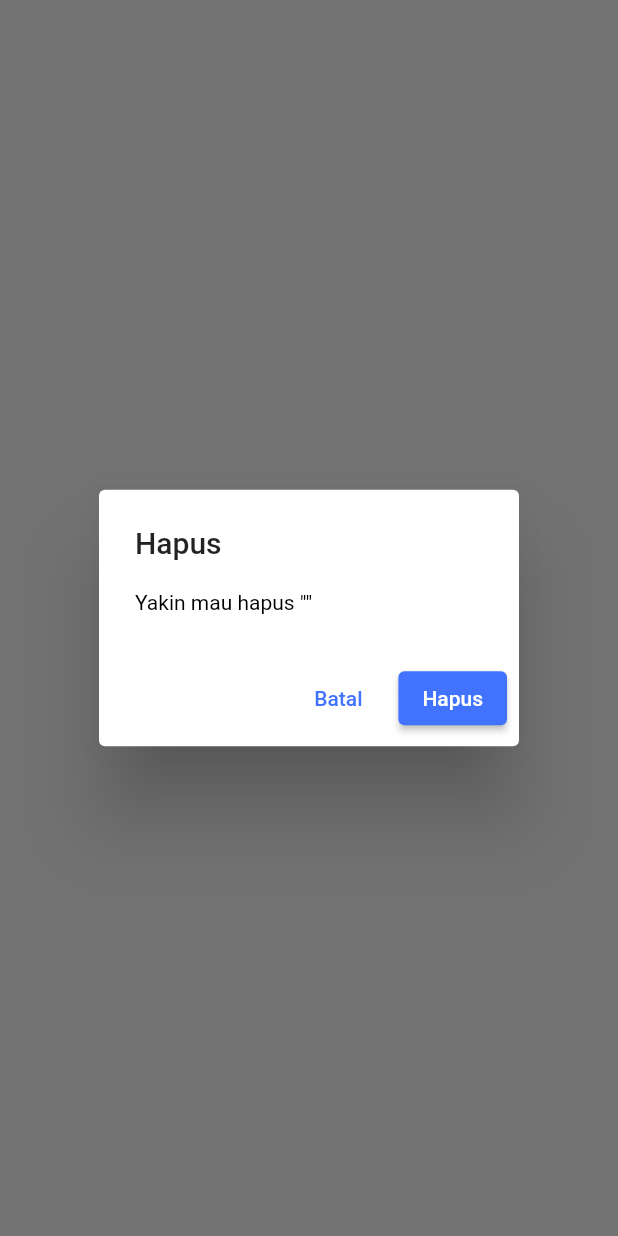
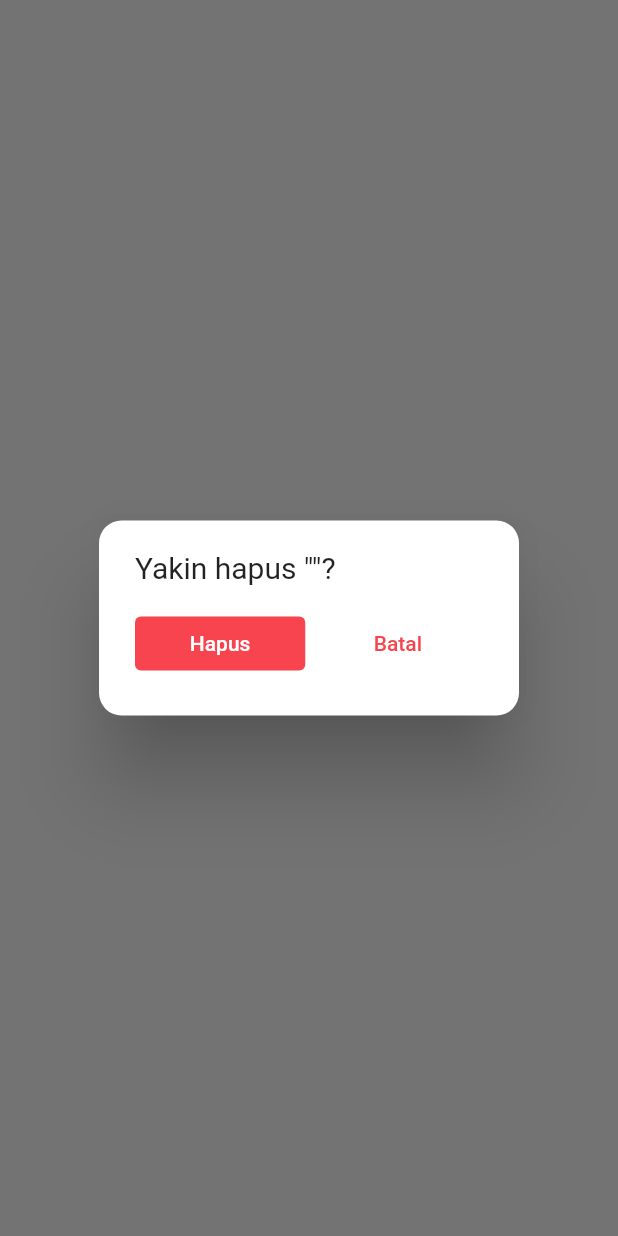
Before and after one commit to Imronarrosid/aplikasi_pembayaran_kas, a Flutter app: what deleteDialog() shows on an empty page, opened directly with empty values, on a phone screen of 412 x 824 dp. Run offline on Flutter 3.47's test engine with Material 2 defaults, Android fonts, the phone set to English and light mode, and no system bars; our stand-ins replace entry, flutter_bounceable, flutter_local_notifications, hive, hive_flutter, iconly and 1 more; accounts and stored records are empty.

Commit message:
change icon

```diff
--- a/lib/view/person.dart
+++ b/lib/view/person.dart
@@ -390,13 +390,13 @@ class _PersonPageState extends State<PersonPage> {
                                                                   .primaryColor
                                                                   .withOpacity(
                                                                       0.2)),
-                                                          child: Icon(
-                                                            IconlyBroken
-                                                                .arrow_down_3,
-                                                            color: Theme.of(
-                                                                    context)
-                                                                .primaryColor,
-                                                          )),
+                                                          child:
+                                                           Icon(
+                                                            IconlyBroken.download,
+                                                            size: 20,
+                                                            color: Theme.of(context).primaryColor,
+                                                          ),
+                                                        ),
                                                       const SizedBox(
                                                         width: 10,
                                                       ),
@@ -429,7 +429,7 @@ class _PersonPageState extends State<PersonPage> {
                                                       Text(NumberFormater
                                                               .numFormat(
                                                                   item.amount)
-                                                          .toString()),
+                                                          .toString(),style: TextStyle(fontWeight: FontWeight.w500)),
                                                     ],
                                                   ),
                                                 );
@@ -456,17 +456,24 @@ void deleteDialog(context, String person, int id) {
       context: context,
       builder: (BuildContext context) {
         return AlertDialog(
-          title: const Text('Hapus'),
+          contentTextStyle: const TextStyle(
+            fontSize: 20,
+            color: Colors.black87
+          ),
+          shape: RoundedRectangleBorder(
+            borderRadius: BorderRadius.circular(15)
+          ),
           content: SingleChildScrollView(
-            child: ListBody(children: [Text('Yakin mau hapus "$person"')]),
-          ),
-          actions: [
-            TextButton(
-                onPressed: () {
-                  Navigator.pop(context);
-                },
-                child: const Text('Batal')),
-            ElevatedButton(
+            child: ListBody(children: [Text('Yakin hapus "$person"?'),
+            const SizedBox(height: 15,),
+            Row(
+              children: [
+                Expanded(child:
+                ElevatedButton(
+                  style: ElevatedButton.styleFrom(
+                    backgroundColor: const Color(0xFFF7444E),
+                    elevation: 0
+                  ),
                 onPressed: () {
                   DatabaseHelper.instance.remove(id);
 
@@ -477,7 +484,25 @@ void deleteDialog(context, String person, int id) {
                       ((route) => false));
                 },
                 child: const Text('Hapus'))
-          ],
+                ),
+                const SizedBox(
+                  width: 5,
+                ),
+                Expanded(child:
+            TextButton(
+              style: ElevatedButton.styleFrom(
+                foregroundColor: const Color(0xFFF7444E)
+              ),
+                onPressed: () {
+                  Navigator.pop(context);
+                },
+                child: const Text('Batal')),
+                )
+              ],
+            )
+            ]),
+          ),
+
         );
       });
 }
```
